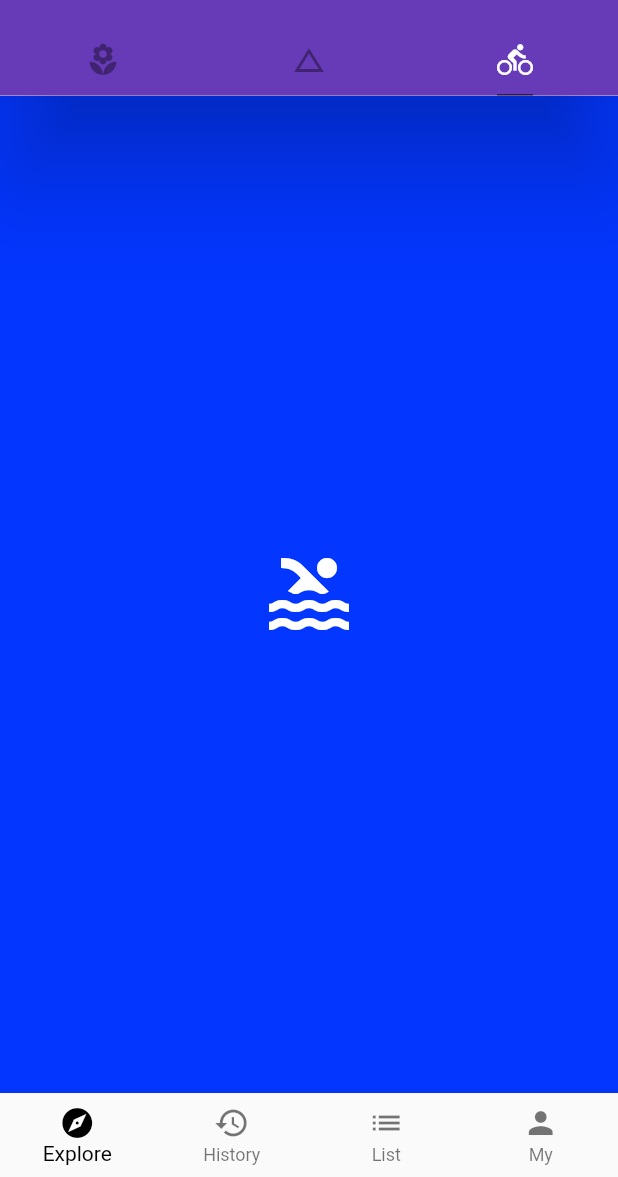
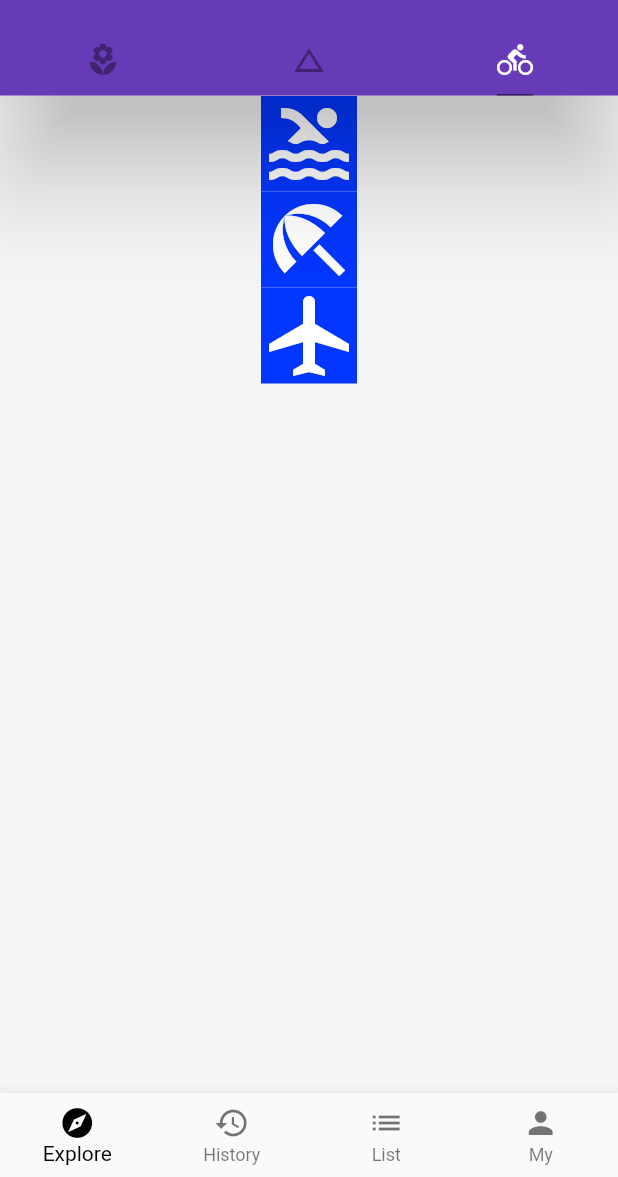
Before and after one commit to skylarsusu/susu_flutter, a Flutter app: the screen it shows after launch, tab 3 chosen, on a phone screen of 412 x 824 dp, the part 59-1236 px from its top. Run offline on Flutter 3.47's test engine with Material 2 defaults, Android fonts, the phone set to English and light mode, and no system bars; network calls fail.

Commit message:
Row和Column排列小部件

```diff
--- a/lib/Demo/layout_demo.dart
+++ b/lib/Demo/layout_demo.dart
@@ -4,7 +4,20 @@ class LayoutDemo extends StatelessWidget {
   @override
   Widget build(BuildContext context) {
     // TODO: implement build
-    return IconBadge(Icons.pool);
+    // return IconBadge(Icons.pool);
+    // return Column(
+    //   children: [
+    //     IconBadge(Icons.pool,size: 32.0,)
+    //   ],
+    return Container(
+      child: Column(//Row
+        children: [
+          IconBadge(Icons.pool),
+          IconBadge(Icons.beach_access),
+          IconBadge(Icons.airplanemode_active),
+        ],
+      ),
+    );
   }
 }
 class IconBadge extends StatelessWidget {
```
